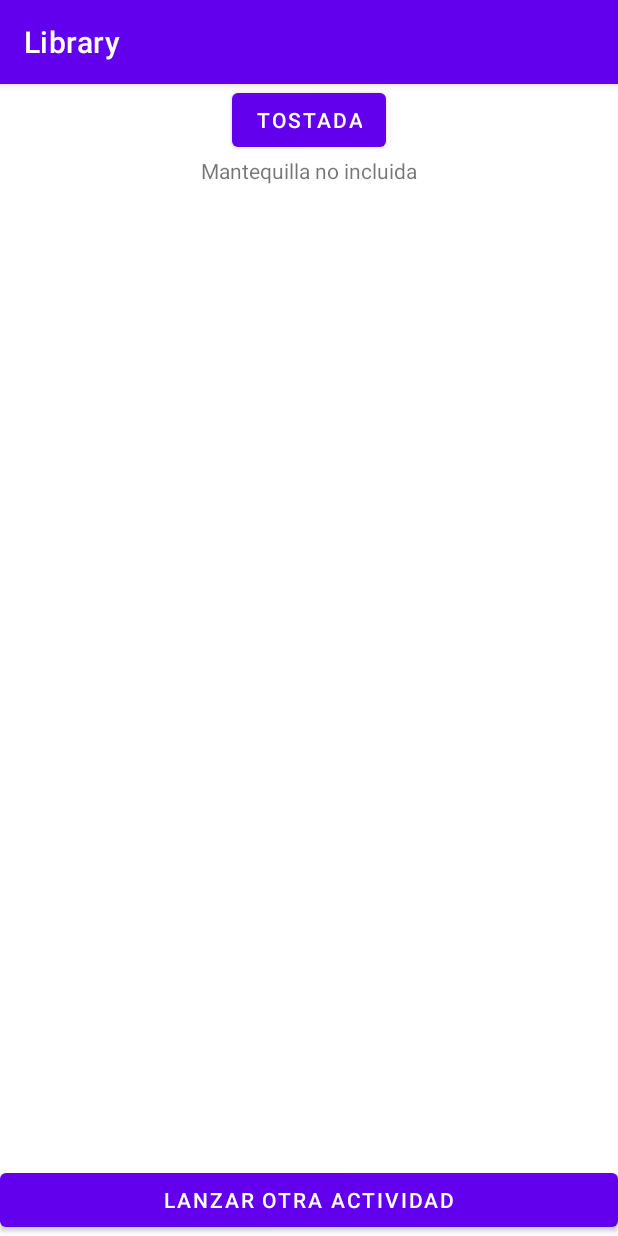
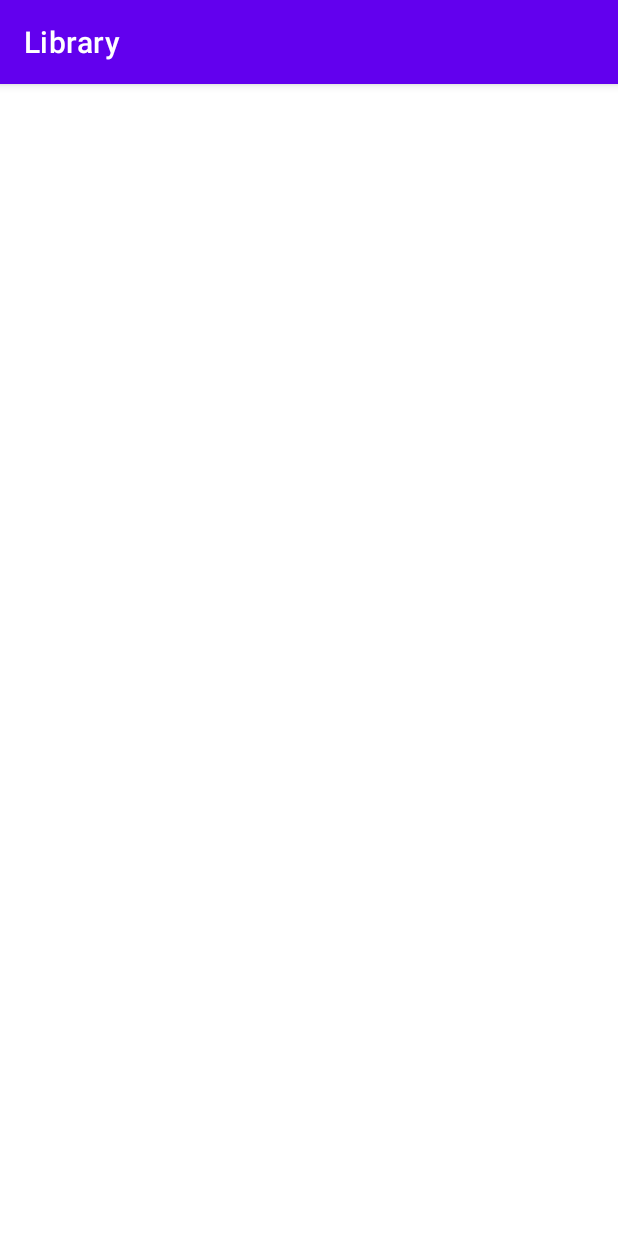
Before and after one commit to nicotino96/pmdm, an Android app: the screen it shows after launch (MainActivity before the commit, MonstersActivity after it), after a tap on "LANZAR OTRA ACTIVIDAD", on a phone screen of 412 x 824 dp. Run offline under Robolectric (Android 15) with nearby library versions, the phone set to English and light mode, and no system bars.

Commit message:
Otra actividad añadida

```diff
--- a/android-introduction/app/src/main/AndroidManifest.xml
+++ b/android-introduction/app/src/main/AndroidManifest.xml
@@ -21,6 +21,7 @@
                 <category android:name="android.intent.category.LAUNCHER" />
             </intent-filter>
         </activity>
+        <activity android:name=".MonstersActivity"/>
 
     </application>
 
--- a/android-introduction/app/src/main/java/com/afundacion/fp/library/MainActivity.java
+++ b/android-introduction/app/src/main/java/com/afundacion/fp/library/MainActivity.java
@@ -2,6 +2,7 @@ package com.afundacion.fp.library;
 
 import androidx.appcompat.app.AppCompatActivity;
 import android.content.Context;
+import android.content.Intent;
 import android.os.Bundle;
 import android.view.View;
 import android.widget.Button;
@@ -22,6 +23,9 @@ public class MainActivity extends AppCompatActivity {
             @Override
             public void onClick(View view) {
                 Toast.makeText(context, "Mostrando otra actividad...", Toast.LENGTH_LONG).show();
+                Intent myIntent = new Intent(context, MonstersActivity.class);
+                context.startActivity(myIntent);
+
             }
         });
 
--- /dev/null
+++ b/android-introduction/app/src/main/java/com/afundacion/fp/library/MonstersActivity.java
@@ -0,0 +1,6 @@
+package com.afundacion.fp.library;
+
+import androidx.appcompat.app.AppCompatActivity;
+
+public class MonstersActivity extends AppCompatActivity {
+}
--- /dev/null
+++ b/android-introduction/app/src/main/res/layout/activity_monsters.xml
@@ -0,0 +1,6 @@
+<?xml version="1.0" encoding="utf-8"?>
+<androidx.constraintlayout.widget.ConstraintLayout xmlns:android="http://schemas.android.com/apk/res/android"
+    android:layout_width="match_parent"
+    android:layout_height="match_parent">
+
+</androidx.constraintlayout.widget.ConstraintLayout>
```
